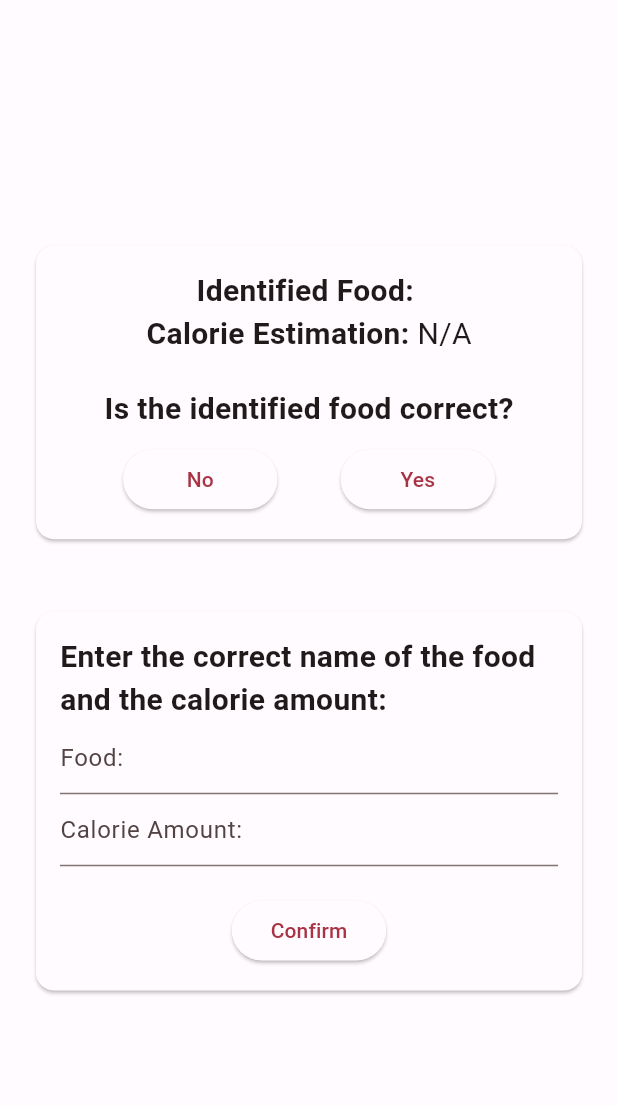
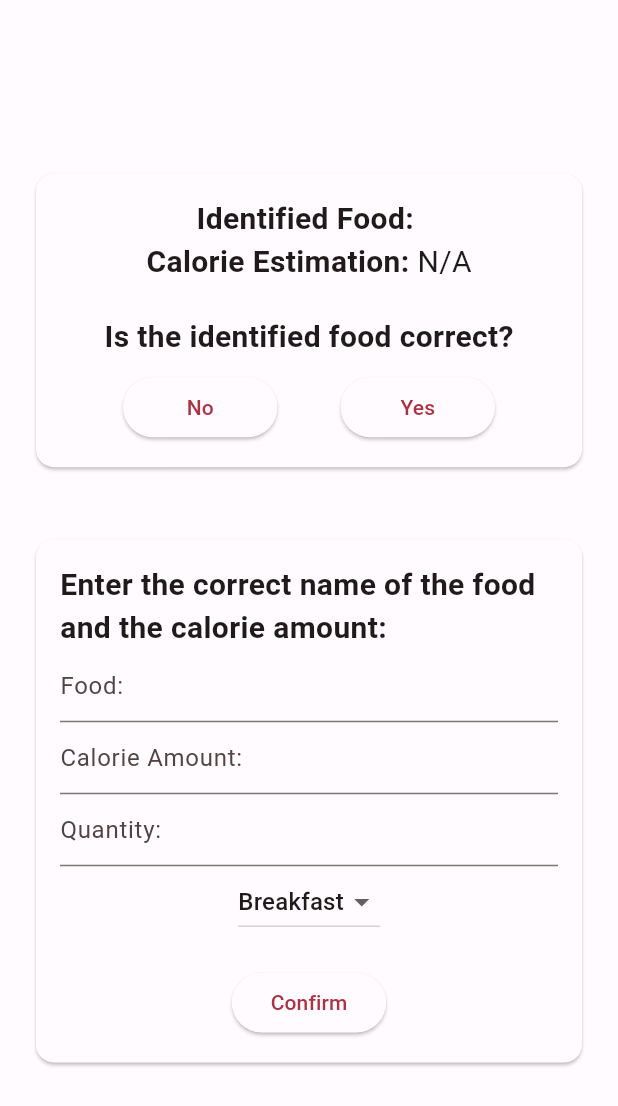
Before and after one commit to SKTDeveloper99/calorie_app_danika, a Flutter app: the ResultScreen screen opened directly with empty values, after a tap on "No", on a phone screen of 412 x 824 dp. Shown: the top 1106 px of the screen. Run offline on Flutter 3.47's test engine with Material 3 defaults, Android fonts, the light colour scheme and no system bars; our stand-ins replace camera, firebase_auth, firebase_core, firebase_database, firebase_messaging, firebase_storage and 7 more; missing offline and left inert: health, tflite_flutter; accounts and stored records are empty.

Commit message:
quick fix

```diff
--- a/lib/screens/add_screen_captures/results.dart
+++ b/lib/screens/add_screen_captures/results.dart
@@ -2,6 +2,7 @@ import 'package:flutter/material.dart';
 import 'package:calorie_app_danika/size_config.dart';
 import 'package:calorie_app_danika/services/singleton.dart';
 import 'package:calorie_app_danika/screens/add_screen_captures/confirm_results.dart';
+import 'package:calorie_app_danika/services/database.dart';
 
 class ResultScreen extends StatefulWidget {
   final String identifiedObject;
@@ -16,13 +17,17 @@ class _ResultScreenState extends State<ResultScreen> {
 
   TextEditingController foodController = TextEditingController();
   TextEditingController calorieController = TextEditingController();
+  TextEditingController quantityController = TextEditingController();
+  String dropdownValue = 'breakfast';
 
   bool isCorrect = true;
 
   @override
   Widget build(BuildContext context) {
     return Scaffold(
-        body: Column(
+        body: Center(
+      child: SingleChildScrollView(
+        child: Column(
           mainAxisAlignment: MainAxisAlignment.center,
           children: [
             Padding(
@@ -60,8 +65,8 @@ class _ResultScreenState extends State<ResultScreen> {
                         height: SizeConfig.blockSizeVertical! * 2.5,
                       ),
                       const Text("Is the identified food correct?",
-                      style:
-                          TextStyle(fontSize: 20, fontWeight: FontWeight.bold)),
+                          style: TextStyle(
+                              fontSize: 20, fontWeight: FontWeight.bold)),
                       SizedBox(
                         height: SizeConfig.blockSizeVertical! * 1,
                       ),
@@ -89,8 +94,8 @@ class _ResultScreenState extends State<ResultScreen> {
                                       MaterialPageRoute(
                                           builder: (context) =>
                                               ConfirmResultsScreen(
-                                              identifiedObject:
-                                                  widget.identifiedObject)));
+                                                  identifiedObject: widget
+                                                      .identifiedObject)));
                                 },
                                 child: const Text('Yes')),
                           )
@@ -115,12 +120,45 @@ class _ResultScreenState extends State<ResultScreen> {
                                   fontSize: 20, fontWeight: FontWeight.bold)),
                           TextField(
                             controller: foodController,
-                        decoration: const InputDecoration(hintText: 'Food:'),
+                            decoration:
+                                const InputDecoration(hintText: 'Food:'),
                           ),
-                      const TextField(
+                          TextField(
+                            controller: calorieController,
+                            decoration: const InputDecoration(
+                                hintText: 'Calorie Amount:'),
+                          ),
+                          TextField(
+                            controller: quantityController,
                             decoration:
-                            InputDecoration(hintText: 'Calorie Amount:'),
+                                const InputDecoration(hintText: 'Quantity:'),
                           ),
+                          // dropdown
+                          DropdownButton(
+                              value: dropdownValue,
+                              items: const [
+                                DropdownMenuItem(
+                                  value: 'breakfast',
+                                  child: Text('Breakfast'),
+                                ),
+                                DropdownMenuItem(
+                                  value: 'lunch',
+                                  child: Text('Lunch'),
+                                ),
+                                DropdownMenuItem(
+                                  value: 'dinner',
+                                  child: Text('Dinner'),
+                                ),
+                                DropdownMenuItem(
+                                  value: 'snack',
+                                  child: Text('Snack'),
+                                ),
+                              ],
+                              onChanged: (value) {
+                                setState(() {
+                                  dropdownValue = value.toString();
+                                });
+                              }),
                           SizedBox(
                             height: SizeConfig.blockSizeVertical! * 2.3,
                           ),
@@ -128,7 +166,18 @@ class _ResultScreenState extends State<ResultScreen> {
                             width: SizeConfig.blockSizeHorizontal! * 25,
                             child: ElevatedButton(
                                 onPressed: () {
-                              Navigator.pop(context);
+                                  // Navigator.pop(context);
+                                  Database()
+                                      .addFoodEntry(
+                                          dropdownValue,
+                                          foodController.text,
+                                          double.parse(
+                                              "${calorieController.text}.0"),
+                                          quantityController.text)
+                                      .then((value) {
+                                    Navigator.pushNamedAndRemoveUntil(
+                                        context, '/', (route) => false);
+                                  });
                                 },
                                 child: const Text('Confirm')),
                           )
@@ -138,6 +187,8 @@ class _ResultScreenState extends State<ResultScreen> {
                   )
                 : Container(),
           ],
+        ),
+      ),
     ));
   }
 }
--- a/lib/screens/daily_log.dart
+++ b/lib/screens/daily_log.dart
@@ -144,7 +144,7 @@ class _EntryCardState extends State<EntryCard> {
 class Entry extends StatelessWidget {
   final String name;
   final String quantity;
-  final int calories;
+  final double calories;
   final String mealtype;
 
   const Entry(
@@ -264,7 +264,7 @@ class _DailyLogPageState extends State<DailyLogPage> {
       entryList.add(Entry(
           name: name,
           quantity: entry["quantity"],
-          calories: entry["calories"]));
+          calories: entry["calories"] * 1.0));
     }
   }
 
--- a/pubspec.yaml
+++ b/pubspec.yaml
@@ -1,7 +1,7 @@
 name: calorie_app_danika
 description: A new Flutter project
 publish_to: 'none'
-version: 1.1.0+1
+version: 1.1.1+1
 
 environment:
   sdk: '>=3.0.3 <4.0.0'
```
Also changed, not shown: lib/screens/add_screen.dart (+12 -3 lines), lib/services/database.dart (+18 -0 lines). Lines whose indentation alone changed are shown as unchanged.
